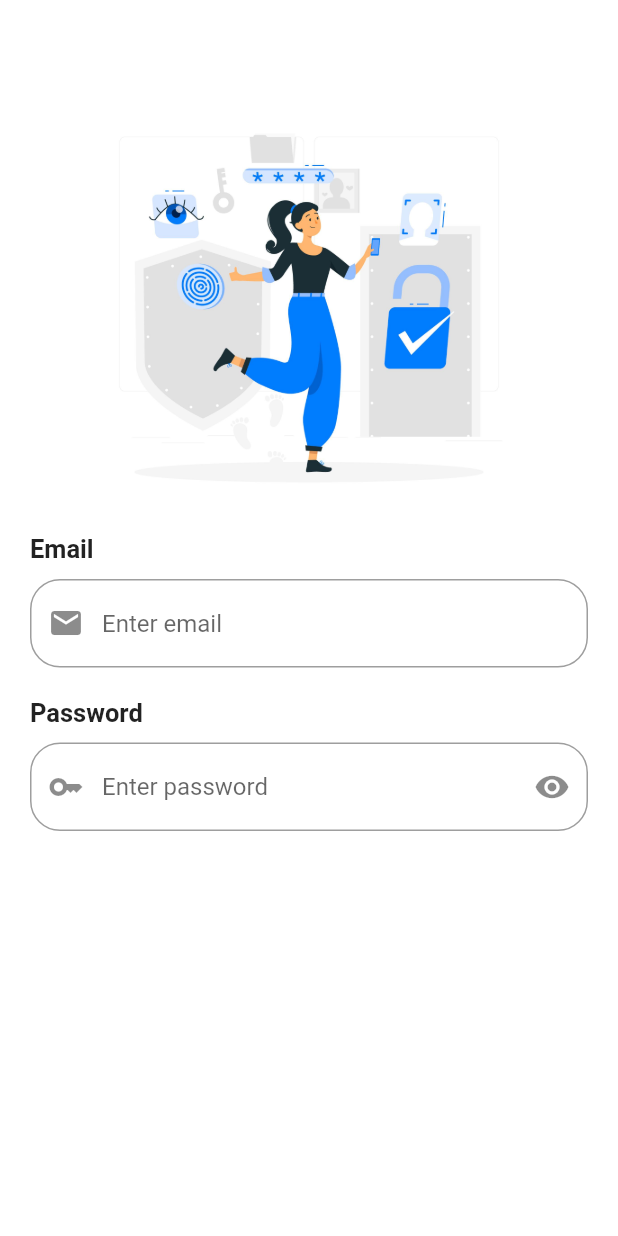
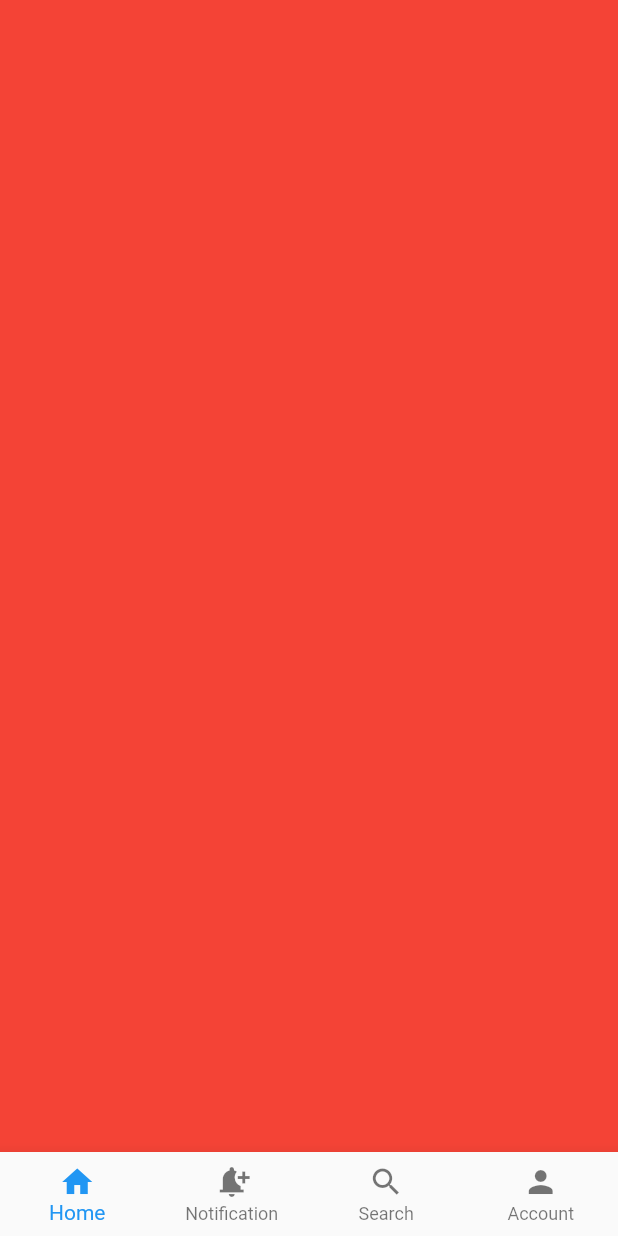
Before and after one commit to Sprajapati123/33A, a Flutter app: the screen it shows after launch, on a phone screen of 412 x 824 dp. Run offline on Flutter 3.47's test engine with Material 2 defaults, Android fonts, the phone set to English and light mode, and no system bars.

Commit message:
navigation screen

```diff
--- a/lib/login/login_screen.dart
+++ b/lib/login/login_screen.dart
@@ -1,3 +1,5 @@
+import 'package:batch_33a/registraion/registration_screen.dart';
+import 'package:batch_33a/widgets/common_text_field.dart';
 import 'package:flutter/material.dart';
 
 class LoginScreen extends StatefulWidget {
@@ -34,27 +36,15 @@ class _LoginScreenState extends State<LoginScreen> {
                   width: 300,
                 ),
               ),
-
               const Text("Email",
                   style: TextStyle(fontWeight: FontWeight.bold, fontSize: 17)),
               const SizedBox(
                 height: 10,
               ),
-              TextFormField(
-                keyboardType: TextInputType.emailAddress,
+              CommonTextField(
                 controller: _emailController,
-                decoration: InputDecoration(
-                  hintText: "Enter email",
-                  prefixIcon: const Icon(Icons.mail),
-                  enabledBorder: OutlineInputBorder(
-                    borderRadius: BorderRadius.circular(20),
-                    borderSide: BorderSide(color: Colors.grey, width: 1),
-                  ),
-                  focusedBorder: OutlineInputBorder(
-                    borderRadius: BorderRadius.circular(20),
-                    borderSide: BorderSide(color: Colors.grey, width: 1),
-                  ),
-                ),
+                prefixIcon: const Icon(Icons.mail),
+                hintText: "Enter email",
               ),
               const SizedBox(
                 height: 20,
@@ -64,32 +54,36 @@ class _LoginScreenState extends State<LoginScreen> {
               const SizedBox(
                 height: 10,
               ),
-              TextFormField(
-                controller: _passwordController,
-                obscureText: visibility,
-                decoration: InputDecoration(
+              CommonTextField(
+                  controller: _passwordController,
                   hintText: "Enter password",
                   suffixIcon: IconButton(
                     icon: visibility
-                        ? Icon(Icons.visibility)
-                        : Icon(Icons.visibility_off),
+                        ? const Icon(Icons.visibility)
+                        : const Icon(Icons.visibility_off),
                     onPressed: () {
                       setState(() {
                         visibility = !visibility;
                       });
                     },
                   ),
-                  prefixIcon: Icon(Icons.key),
-                  enabledBorder: OutlineInputBorder(
-                    borderRadius: BorderRadius.circular(20),
-                    borderSide: BorderSide(color: Colors.grey, width: 1),
-                  ),
-                  focusedBorder: OutlineInputBorder(
-                    borderRadius: BorderRadius.circular(20),
-                    borderSide: BorderSide(color: Colors.grey, width: 1),
-                  ),
-                ),
+                  prefixIcon: Icon(Icons.key)),
+
+              SizedBox(height: 20,),
+              Container(
+                width: 500,
+                child: ElevatedButton(onPressed: (){
+
+                }, child: Text("Login")),
               ),
+              Align(
+                  alignment: Alignment.centerRight,
+                  child: InkWell(
+                      onTap: (){
+                        Navigator.pushNamed(context, RegistrationScreen.routeName);
+                      },
+                      child: Text("Register now"))),
+
 
             ],
           ),
--- /dev/null
+++ b/lib/navigation/navigation.dart
@@ -0,0 +1,47 @@
+import 'package:flutter/material.dart';
+
+class NavigationScreen extends StatefulWidget {
+  const NavigationScreen({super.key});
+  static const String routeName = "/navigation";
+
+  @override
+  State<NavigationScreen> createState() => _NavigationScreenState();
+}
+
+class _NavigationScreenState extends State<NavigationScreen> {
+ PageController _controller = PageController(initialPage: 0);
+ int currentIndex = 0;
+ @override
+  Widget build(BuildContext context) {
+    return Scaffold(
+      body: PageView(
+        controller: _controller,
+        physics: const NeverScrollableScrollPhysics(),
+        children: [
+          Container(color: Colors.red,),
+          Container(color: Colors.green,),
+          Container(color: Colors.blue,),
+          Container(color: Colors.yellow,),
+        ],
+      ),
+      bottomNavigationBar: BottomNavigationBar(
+        showSelectedLabels: true,
+        showUnselectedLabels: true,
+        type: BottomNavigationBarType.fixed,
+        onTap: (int index){
+          setState(() {
+            currentIndex = index;
+            _controller.jumpToPage(currentIndex);
+          });
+        },
+        items: [
+        BottomNavigationBarItem(icon: Icon(Icons.home),label: "Home"),
+        BottomNavigationBarItem(icon: Icon(Icons.notification_add),label: "Notification"),
+        BottomNavigationBarItem(icon: Icon(Icons.search),label: "Search"),
+        BottomNavigationBarItem(icon: Icon(Icons.person),label: "Account"),
+      ],
+
+      ),
+    );
+  }
+}
--- a/lib/route/route_generator.dart
+++ b/lib/route/route_generator.dart
@@ -1,4 +1,6 @@
 import 'package:batch_33a/login/login_screen.dart';
+import 'package:batch_33a/navigation/navigation.dart';
+import 'package:batch_33a/registraion/registration_screen.dart';
 import 'package:batch_33a/splash/splash_screen.dart';
 import 'package:flutter/material.dart';
 
@@ -13,6 +15,12 @@ class RouteGenerator {
       case LoginScreen.routeName:
         return MaterialPageRoute(builder: (_) => const LoginScreen());
 
+      case RegistrationScreen.routeName:
+        return MaterialPageRoute(builder: (_) => const RegistrationScreen());
+
+      case NavigationScreen.routeName:
+        return MaterialPageRoute(builder: (_) => const NavigationScreen());
+
       default:
         _onPageNotFound();
     }
--- a/lib/splash/splash_screen.dart
+++ b/lib/splash/splash_screen.dart
@@ -1,4 +1,5 @@
 import 'package:batch_33a/login/login_screen.dart';
+import 'package:batch_33a/navigation/navigation.dart';
 import 'package:flutter/material.dart';
 
 class SplashScreen extends StatefulWidget {
@@ -24,7 +25,7 @@ class _SplashScreenState extends State<SplashScreen> {
       // }else{
       //   navigate to login
       // }
-      Navigator.pushReplacementNamed(context, LoginScreen.routeName);
+      Navigator.pushReplacementNamed(context, NavigationScreen.routeName);
     });
   }
 
--- a/lib/widgets/common_text_field.dart
+++ b/lib/widgets/common_text_field.dart
@@ -8,7 +8,7 @@ class CommonTextField extends StatefulWidget {
   Widget? prefixIcon;
    CommonTextField({super.key,
      this.prefixIcon,
-     this.controller,this.obscureText = false,this.hintText,this.suffixIcon});
+     required this.controller,this.obscureText = false,this.hintText,this.suffixIcon});
 
   @override
   State<CommonTextField> createState() => _CommonTextFieldState();
```
Also changed, not shown: lib/registraion/registration_screen.dart (added, +37 -0 lines).
